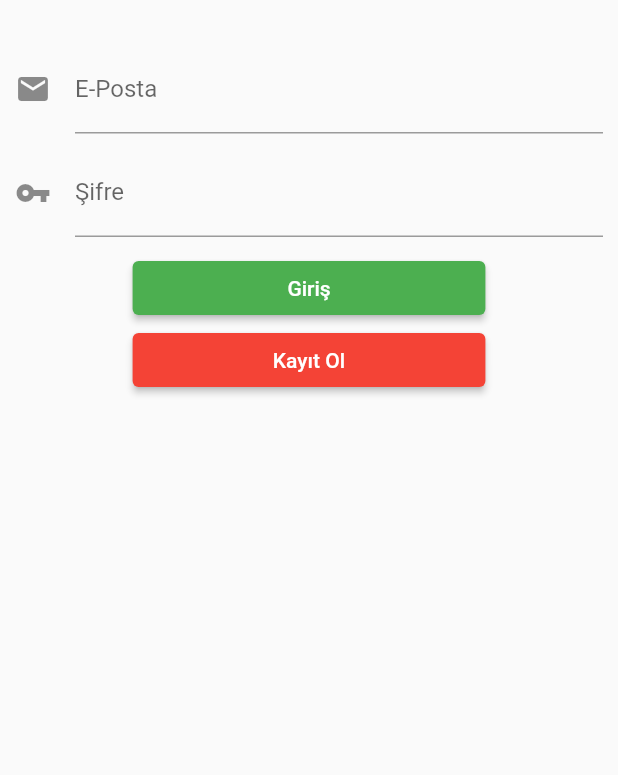
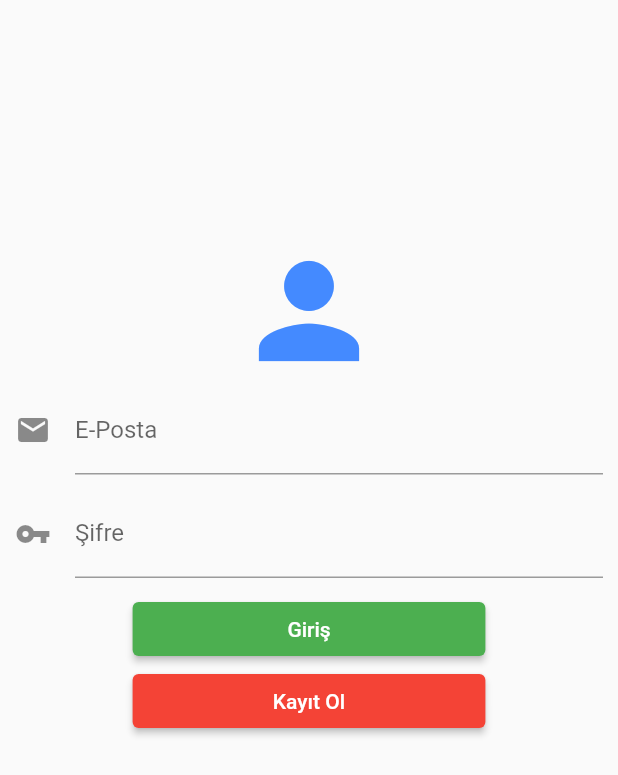
Before and after one commit to reqdevil/Fearless_Chat_Demo, a Flutter app: the screen it shows after launch, on a phone screen of 412 x 824 dp. Shown: the top 775 px of the screen. Run offline on Flutter 3.47's test engine with Material 2 defaults, Android fonts, the phone set to English and light mode, and no system bars; our stand-ins replace firebase_auth, firebase_core; accounts and stored records are empty.

Commit message:
Update LoginPage.dart
Login screen update design

```diff
--- a/lib/Pages/LoginPage.dart
+++ b/lib/Pages/LoginPage.dart
@@ -25,11 +25,21 @@ class _LoginPageState extends State<LoginPage> {
   @override
   Widget build(BuildContext context) {
     return Scaffold(
-      body: Container(
+      body: SafeArea(
+        child: Center(
+          child: Container(
+            height: MediaQuery.of(context).size.height / 1.5,
             margin: const EdgeInsets.only(top: 20),
             child: Padding(
               padding: const EdgeInsets.all(10),
-          child: Form(
+              child: Column(
+                children: [
+                  const Icon(
+                    Icons.person,
+                    color: Colors.blueAccent,
+                    size: 100,
+                  ),
+                  Form(
                     key: _formKey,
                     child: Column(
                       crossAxisAlignment: CrossAxisAlignment.stretch,
@@ -97,7 +107,8 @@ class _LoginPageState extends State<LoginPage> {
 
                                     if (success) {
                                       setState(() {
-                                _buttonColorLogin = Colors.lightGreenAccent;
+                                        _buttonColorLogin =
+                                            Colors.lightGreenAccent;
                                       });
                                     } else {
                                       setState(() {
@@ -136,8 +147,8 @@ class _LoginPageState extends State<LoginPage> {
                                       _buttonColorRegister = Colors.amber;
                                     });
                                     Result result = Result(false, "");
-                            result = await AuthService.instance.signUpUser(
-                                _emailController.text,
+                                    result = await AuthService.instance
+                                        .signUpUser(_emailController.text,
                                             _passwordController.text);
 
                                     if (!result.hasError) {
@@ -153,7 +164,8 @@ class _LoginPageState extends State<LoginPage> {
                                           context: context,
                                           builder: (BuildContext context) {
                                             return WillPopScope(
-                                      onWillPop: () => Future.value(false),
+                                              onWillPop: () =>
+                                                  Future.value(false),
                                               child: CustomDialogBox(
                                                 title: "",
                                                 descriptions: result.result,
@@ -183,6 +195,10 @@ class _LoginPageState extends State<LoginPage> {
                       ],
                     ),
                   ),
+                ],
+              ),
+            ),
+          ),
         ),
       ),
     );
```
Lines whose indentation alone changed are shown as unchanged.
